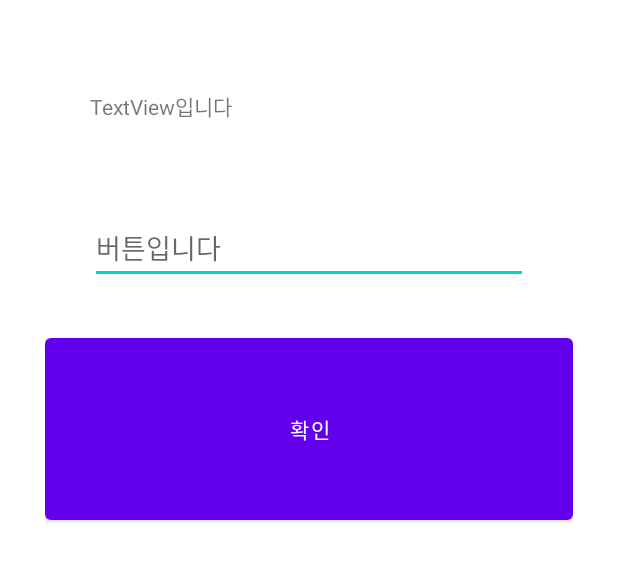
After one commit to song-juyeon/chapter4_ex, an Android app: the layout ex4_11.xml on its own in the app's theme, with its tools: preview values and no code run, on a phone screen of 412 x 824 dp. The commit adds this screen. Shown: the top 562 px of the screen. Run offline under Robolectric (Android 15) with nearby library versions, the phone set to English and light mode, and no system bars.

Commit message:
xml Button 속성 연습

```diff
--- /dev/null
+++ b/app/src/main/res/layout/ex4_11.xml
@@ -0,0 +1,26 @@
+<?xml version="1.0" encoding="utf-8"?>
+<LinearLayout xmlns:android="http://schemas.android.com/apk/res/android"
+    android:orientation="vertical"
+    android:padding="30dp"
+    android:layout_width="match_parent"
+    android:layout_height="match_parent">
+    <TextView
+        android:layout_width="match_parent"
+        android:layout_height="wrap_content"
+        android:layout_margin="30dp"
+        android:text="@string/text_str"
+        />
+    <EditText
+        android:layout_width="match_parent"
+        android:layout_height="wrap_content"
+        android:layout_margin="30dp"
+        android:hint="@string/btn_str"
+        />
+    <Button
+        android:layout_width="match_parent"
+        android:layout_height="wrap_content"
+        android:paddingTop="50dp"
+        android:paddingBottom="50dp"
+        android:text="@string/btn_str2"
+        />
+</LinearLayout>
--- a/app/src/main/res/values/strings.xml
+++ b/app/src/main/res/values/strings.xml
@@ -1,4 +1,7 @@
 <resources>
     <string name="app_name">chapter4_ex</string>
     <string name="btn_str">버튼입니다</string>
+    <string name="text_str">TextView입니다</string>
+    <string name="edit_str">여기에 입력하세요</string>
+    <string name="btn_str2">확인</string>
 </resources>
```
